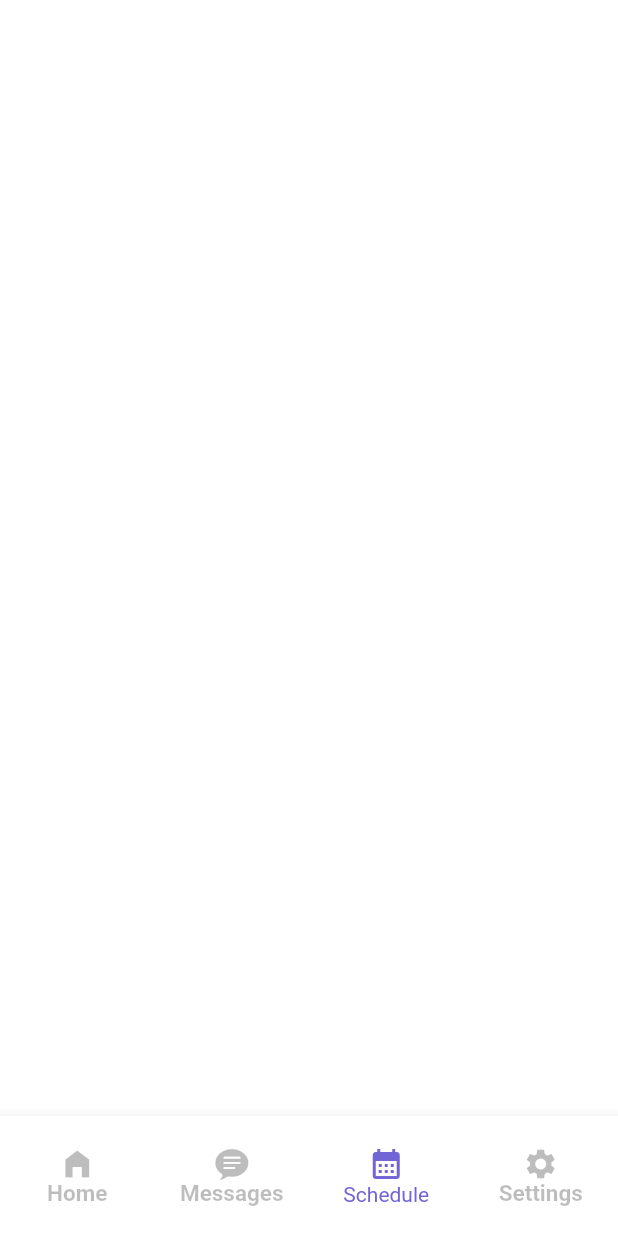
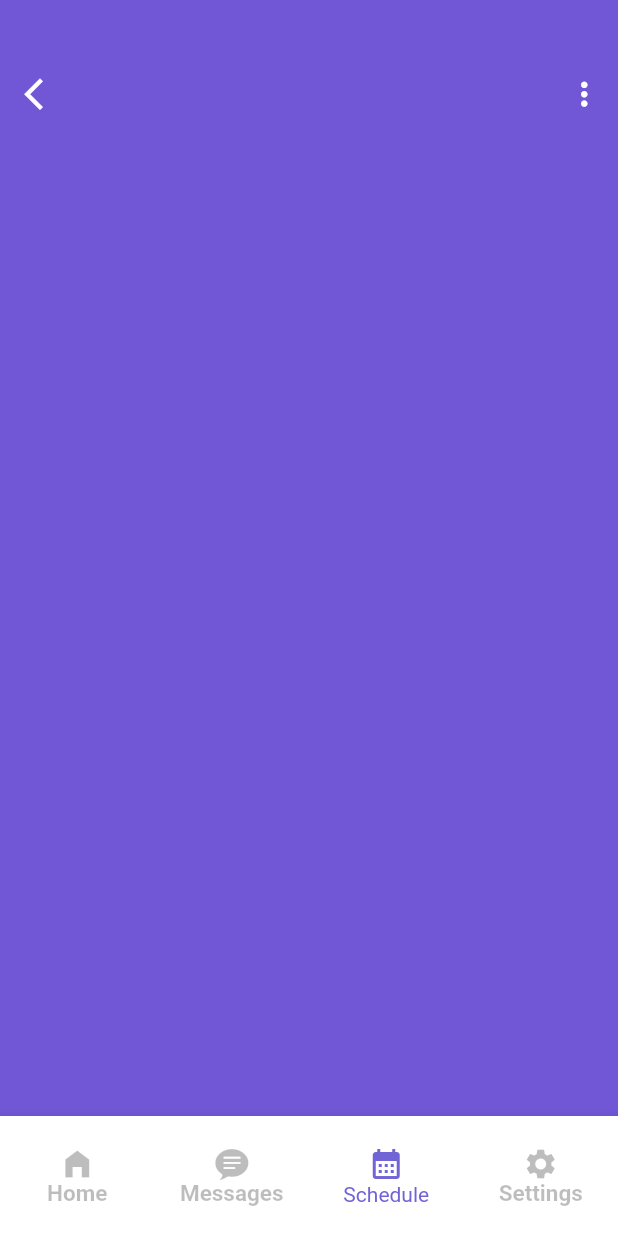
Before and after one commit to daksh1205/medical-healthcare-app, a Flutter app: the NavBarRoots screen opened directly, item 3 of the bottom bar chosen, on a phone screen of 412 x 824 dp. Run offline on Flutter 3.47's test engine with Material 2 defaults, Android fonts, the phone set to English and light mode, and no system bars.

Commit message:
schedule screen

```diff
--- /dev/null
+++ b/lib/screens/appointment_screen.dart
@@ -0,0 +1,53 @@
+import 'package:flutter/material.dart';
+
+class AppointmentScreen extends StatelessWidget {
+  List imgs = [
+    "doctor1.jpg",
+    "doctor2.jpg",
+    "doctor3.jpg",
+    "doctor4.jpg",
+  ];
+  @override
+  Widget build(BuildContext context) {
+    return Scaffold(
+      backgroundColor: Color(0xFF7156D6),
+      body: SingleChildScrollView(
+        child: Column(
+          children: [
+            SizedBox(
+              height: 50,
+            ),
+            Padding(
+              padding: EdgeInsets.symmetric(horizontal: 10),
+              child: Stack(
+                children: [
+                  Row(
+                    mainAxisAlignment: MainAxisAlignment.spaceBetween,
+                    children: [
+                      InkWell(
+                        onTap: () {},
+                        child: Icon(
+                          Icons.arrow_back_ios_new,
+                          color: Colors.white,
+                          size: 25,
+                        ),
+                      ),
+                      InkWell(
+                        onTap: () {},
+                        child: Icon(
+                          Icons.more_vert,
+                          color: Colors.white,
+                          size: 25,
+                        ),
+                      ),
+                    ],
+                  ),
+                ],
+              ),
+            ),
+          ],
+        ),
+      ),
+    );
+  }
+}
--- a/lib/widgets/navbar_roots.dart
+++ b/lib/widgets/navbar_roots.dart
@@ -1,6 +1,9 @@
 import 'package:flutter/cupertino.dart';
 import 'package:flutter/material.dart';
+import 'package:medical_healthcare_app/screens/appointment_screen.dart';
 import 'package:medical_healthcare_app/screens/home_screen.dart';
+import 'package:medical_healthcare_app/screens/messages_screen.dart';
+import 'package:medical_healthcare_app/screens/settings_screen.dart';
 
 class NavBarRoots extends StatefulWidget {
   const NavBarRoots({super.key});
@@ -15,11 +18,11 @@ class _NavBarRootsState extends State<NavBarRoots> {
     // Home Screen
     HomeScreen(),
     // Messages Screen
-    Container(),
+    MessagesScreen(),
     // Schedule Screen
-    Container(),
+    AppointmentScreen(),
     // Settings Screen
-    Container(),
+    SettingScreen(),
   ];
   @override
   Widget build(BuildContext context) {
```
Also changed, not shown: lib/screens/home_screen.dart (+16 -2 lines), lib/screens/messages_screen.dart (added, +10 -0 lines), lib/screens/settings_screen.dart (added, +10 -0 lines).
